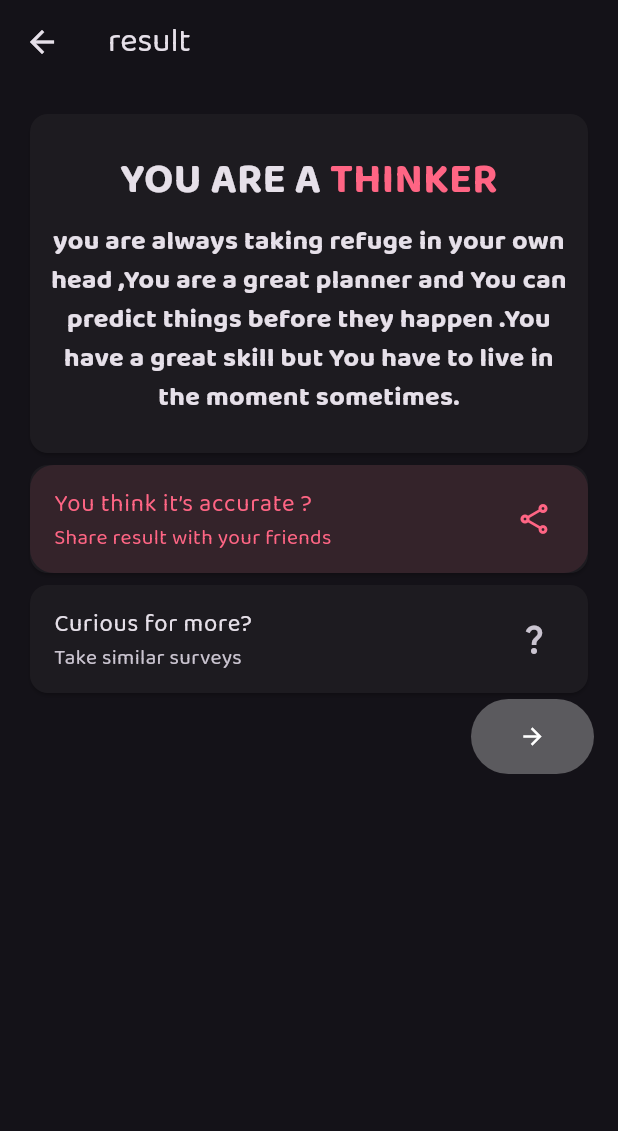
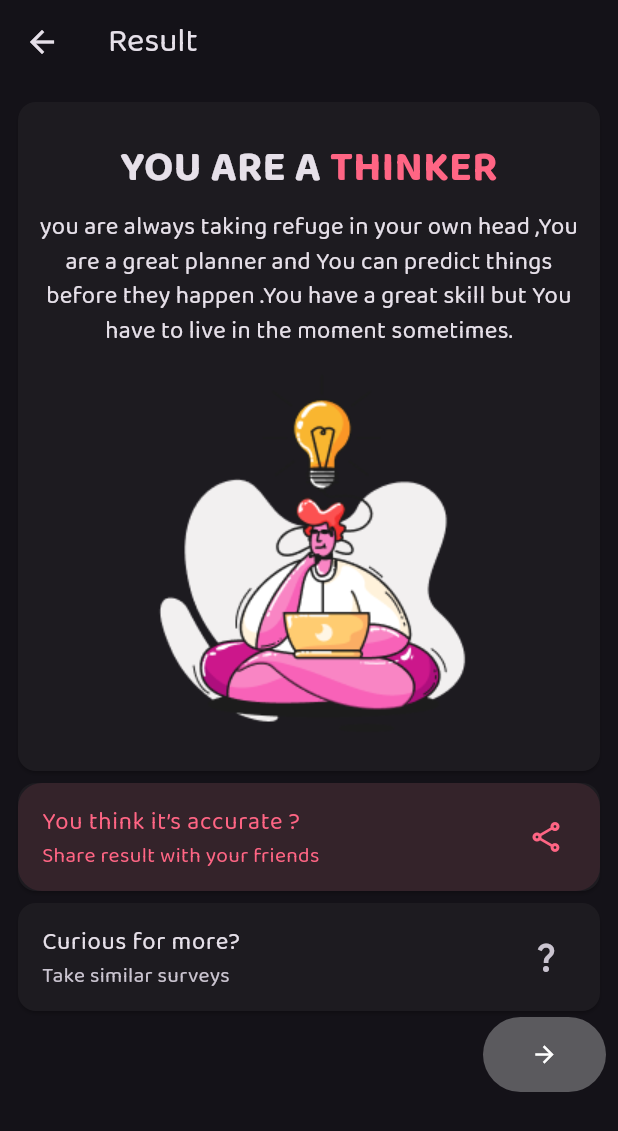
Before and after one commit to aymendn/coiniha-app, a Flutter app: the ResultScreen screen opened by its route, on a phone screen of 412 x 824 dp. Shown: the top 1131 px of the screen. Run offline on Flutter 3.47's test engine with Material 2 defaults, Android fonts, the phone set to English and light mode, and no system bars; our stand-ins replace cloud_firestore, firebase_auth, firebase_core, flutter_hooks, flutter_svg, google_sign_in and 2 more; accounts and stored records are empty; statements that could not run were skipped.

Commit message:
result and survey

```diff
--- a/lib/main.dart
+++ b/lib/main.dart
@@ -5,11 +5,7 @@ import 'package:microhack/models/user_data.dart';
 import 'package:microhack/providers/auth.dart';
 import 'package:microhack/providers/shared_preferences.dart';
 import 'package:microhack/repositories/firestore.dart';
-import 'package:microhack/view/Leaderboard/leaderboard.dart';
-import 'package:microhack/view/Profile/profile_screen.dart';
-import 'package:microhack/view/Shop/shop.dart';
 import 'package:microhack/view/auth/onboarding_screen.dart';
-import 'package:microhack/view/auth/sign_in_screen.dart';
 import 'package:microhack/view/home/home_screen.dart';
 import 'package:microhack/view/nav.dart';
 import 'package:microhack/view/result/result_screen.dart';
@@ -20,6 +16,7 @@ import 'core/app_color.dart';
 import 'providers/onboarding.dart';
 import 'package:firebase_core/firebase_core.dart';
 import 'firebase_options.dart';
+import 'view/survey/start_screen.dart';
 
 Future<void> main() async {
   WidgetsFlutterBinding.ensureInitialized();
@@ -70,6 +67,7 @@ class MicroHackApp extends ConsumerWidget {
         '/surveys': (context) => const SurveysScreen(),
         '/survey': (context) => const SurveyScreen(),
         '/result': (context) => const ResultScreen(),
+        '/start': (context) => const StartScreen(),
       },
       home: isFirstTime
           ? const OnboardingScreen()
--- a/lib/view/nav.dart
+++ b/lib/view/nav.dart
@@ -29,7 +29,10 @@ class Nav extends HookConsumerWidget {
         child: BottomNavigationBar(
           currentIndex: currentIndex.value,
           onTap: (index) {
-            if (index == 2) Navigator.of(context).pushNamed('/surveys');
+            if (index == 2) {
+              Navigator.of(context).pushNamed('/surveys');
+              return;
+            }
             currentIndex.value = index;
           },
           selectedItemColor: AppColor.primary,
--- a/lib/view/result/result_screen.dart
+++ b/lib/view/result/result_screen.dart
@@ -42,12 +42,13 @@ class ResultScreen extends HookConsumerWidget {
                   const SizedBox(height: 8),
                   const Text(
                     style: TextStyle(
-                      fontSize: 18,
-                      fontWeight: FontWeight.bold,
+                      fontSize: 16,
                     ),
                     textAlign: TextAlign.center,
                     'you are always taking refuge in your own head ,You are a great planner and You can predict things before they happen .You have a great skill but You have to live in the moment sometimes.',
                   ),
+                  const SizedBox(height: 16),
+                  Image.asset('assets/images/thinker.png'),
                 ],
               ),
             ),
@@ -124,9 +125,9 @@ class ResultScreen extends HookConsumerWidget {
     ];
 
     return Scaffold(
-      appBar: AppBar(title: const Text('result')),
+      appBar: AppBar(title: const Text('Result')),
       body: Padding(
-        padding: const EdgeInsets.all(16),
+        padding: const EdgeInsets.all(8),
         child: PageView(
           controller: pageController,
           physics: const NeverScrollableScrollPhysics(),
--- a/lib/view/survey/survey_card.dart
+++ b/lib/view/survey/survey_card.dart
@@ -79,7 +79,7 @@ class SurveyCard extends ConsumerWidget {
                             ref
                                 .read(surveyProvider.notifier)
                                 .startSurvey(survey.id);
-                            Navigator.of(context).pushNamed('/survey');
+                            Navigator.of(context).pushNamed('/start');
                           },
                     child: Text(survey.isDone ? 'Done' : 'Start'),
                   ),
```
Also changed, not shown: lib/view/home/home_screen.dart (+38 -7 lines), lib/view/survey/start_screen.dart (added, +57 -0 lines), assets/images/thinker.png (added), assets/images/woman.png (added).
